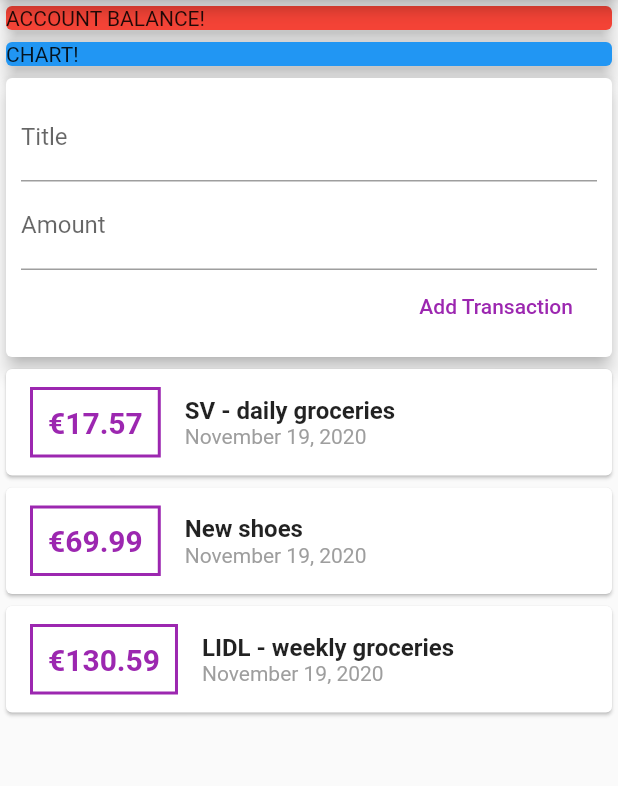
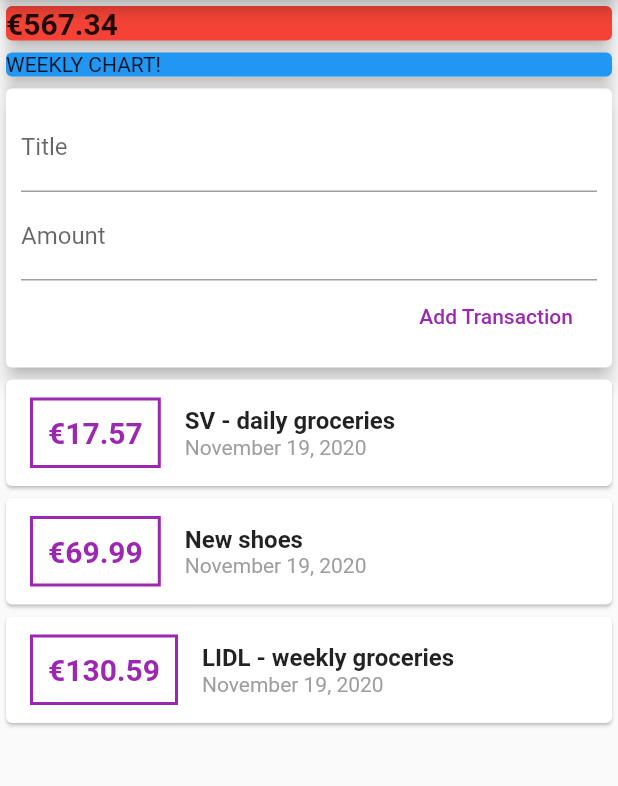
Before and after one commit to AdamOchotnicki/BudgetManager, a Flutter app: the screen it shows after launch, on a phone screen of 412 x 824 dp, the part 84-870 px from its top. Run offline on Flutter 3.47's test engine with Material 2 defaults, Android fonts, the phone set to English and light mode, and no system bars.

Commit message:
account balance initial style and reduce update

```diff
--- a/lib/main.dart
+++ b/lib/main.dart
@@ -29,7 +29,13 @@ class MyHomePage extends StatefulWidget {
 }
 
 class _MyHomePageState extends State<MyHomePage> {
-  //double accountBalance = 567.34;
+  double _accountBalance = 567.34;
+
+  void _reduceBalance(double amount) {
+    setState(() {
+      _accountBalance -= amount;
+    });
+  }
 
   @override
   Widget build(BuildContext context) {
@@ -47,16 +53,22 @@ class _MyHomePageState extends State<MyHomePage> {
               Card(
                 elevation: 5,
                 color: Colors.red,
-                child: Text('ACCOUNT BALANCE!'),
+                child: Text(
+                  '€$_accountBalance',
+                  style: TextStyle(
+                    fontWeight: FontWeight.bold,
+                    fontSize: 20,
+                  ),
+                ),
               ),
               Card(
                 elevation: 5,
                 color: Colors.blue,
-                child: Text('CHART!'),
+                child: Text('WEEKLY CHART!'),
               ),
             ],
           ),
-          UserTransactions(),
+          UserTransactions(_reduceBalance),
         ],
       ),
     );
--- a/lib/widgets/user_transactions.dart
+++ b/lib/widgets/user_transactions.dart
@@ -5,6 +5,11 @@ import './new_transaction.dart';
 import './transaction_list.dart';
 
 class UserTransactions extends StatefulWidget {
+  final Function _reduceMainBalance;
+  //final double _reduceAmount;
+
+  UserTransactions(this._reduceMainBalance);
+
   @override
   _UserTransactionsState createState() => _UserTransactionsState();
 }
@@ -31,6 +36,8 @@ class _UserTransactionsState extends State<UserTransactions> {
     ),
   ];
 
+  //_UserTransactionsState(this._reduceMainBalance);
+
   void _addNewTransaction(String transactionTitle, double transactionAmount) {
     final newTransaction = Transaction(
       id: DateTime.now().toString(),
@@ -41,6 +48,7 @@ class _UserTransactionsState extends State<UserTransactions> {
 
     setState(() {
       _userTransactions.add(newTransaction);
+      widget._reduceMainBalance(transactionAmount);
     });
   }
 
```
